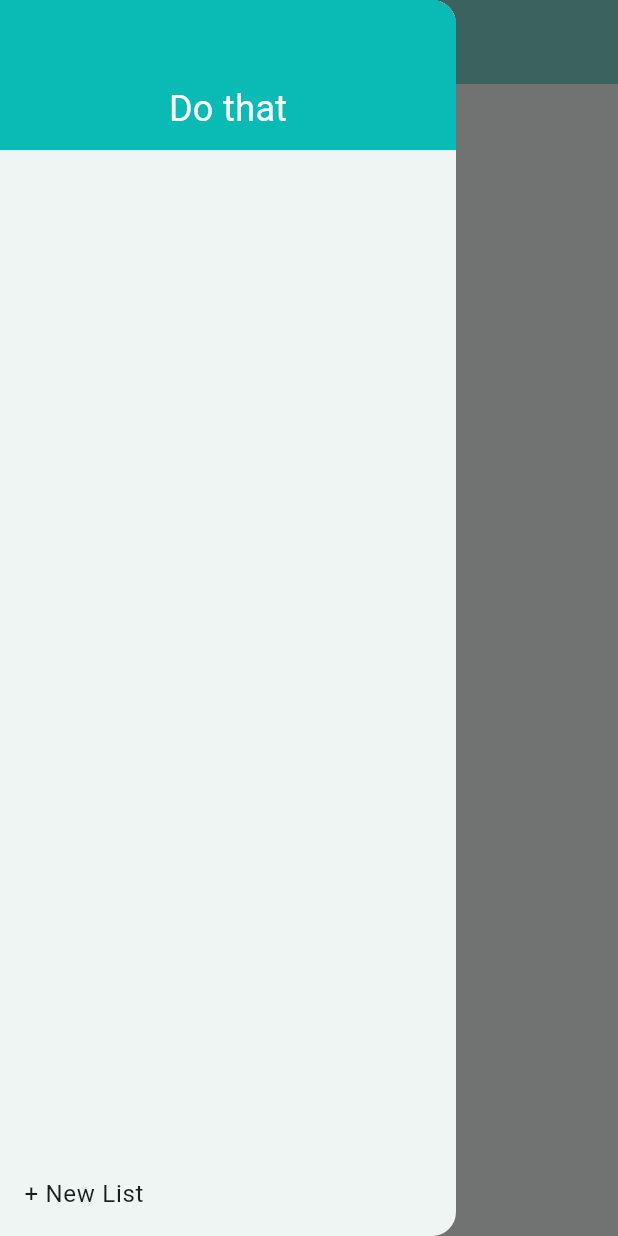
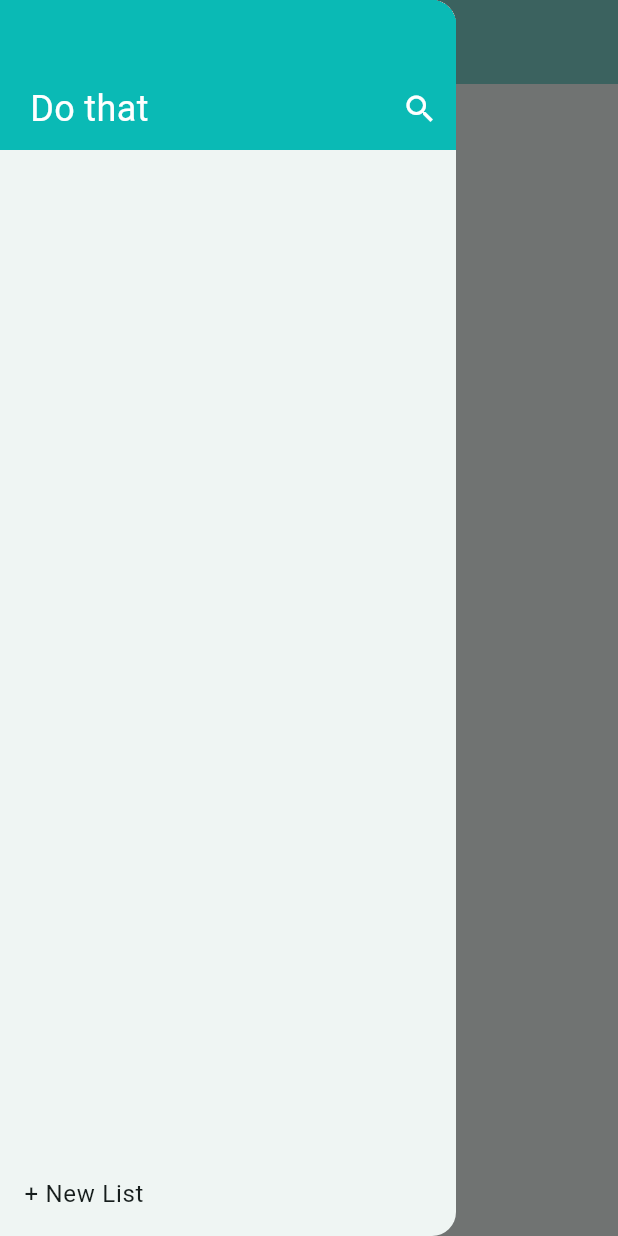
Before and after one commit to kiakalani/DOTHAT, a Flutter app: the screen it shows after launch, with the side drawer open, on a phone screen of 412 x 824 dp. Run offline on Flutter 3.47's test engine with Material 3 defaults, Android fonts, the phone set to English and light mode, and no system bars; our stand-ins replace sqflite, sqflite_common_ffi_web; accounts and stored records are empty.

Commit message:
added search page

```diff
--- a/dothat/lib/home.dart
+++ b/dothat/lib/home.dart
@@ -1,6 +1,7 @@
 import 'package:dothat/storage.dart';
 import 'package:flutter/material.dart';
 import 'taskDetails.dart';
+import 'search.dart';
 
 class HomePage extends StatefulWidget {
   const HomePage({super.key});
@@ -149,7 +150,10 @@ class _HomePageState extends State<HomePage> {
             child: ListView(
               children: [
                 // show list of tasks in a category
-                ...lists.isEmpty ? [] : List.generate(lists[_selectedIndex].tasks.length, (index) {
+                ...lists.isEmpty
+                    ? []
+                    : List.generate(lists[_selectedIndex].tasks.length,
+                        (index) {
                         return ListTile(
                           title: Text(lists[_selectedIndex].tasks[index].name),
                           onTap: () {
@@ -162,7 +166,8 @@ class _HomePageState extends State<HomePage> {
                             );
                           },
                           leading: Checkbox(
-                      value: lists[_selectedIndex].tasks[index].isSelected,
+                            value:
+                                lists[_selectedIndex].tasks[index].isSelected,
                             onChanged: (bool? value) {
                               setState(() {
                                 lists[_selectedIndex].tasks[index].isSelected =
@@ -229,10 +234,7 @@ class _HomePageState extends State<HomePage> {
               });
             },
             child: Text(
-            lists.isNotEmpty
-              ?
-              lists[_selectedIndex].name
-              : '',
+              lists.isNotEmpty ? lists[_selectedIndex].name : '',
               style: TextStyle(fontSize: 24),
             ),
           );
@@ -246,15 +248,33 @@ class _HomePageState extends State<HomePage> {
           Container(
               height: 100,
               color: const Color(0xFF0ABAB5),
-              child: const Padding(
+              child: Padding(
                 padding: EdgeInsets.only(top: 45),
-                  child: Align(
-                    alignment: Alignment.center,
+                child: Row(
+                  mainAxisAlignment: MainAxisAlignment.center,
+                  children: [
+                    const Padding(
+                      padding: EdgeInsets.only(left: 20),
                       child: Text(
                         'Do that',
                         style: TextStyle(color: Colors.white, fontSize: 24),
                       ),
-                  ))),
+                    ),
+                    // push search icon to the right
+                    const Spacer(),
+                    // search icon
+                    IconButton(
+                      icon: const Icon(Icons.search, color: Colors.white),
+                      onPressed: () {
+                        Navigator.push(
+                          context,
+                          MaterialPageRoute(builder: (context) => const SearchPage()),
+                        );
+                      },
+                    ),
+                  ],
+                ),
+              )),
           Expanded(
             child: ListView(
               children: [
```
Also changed, not shown: dothat/lib/search.dart (added, +90 -0 lines). Lines whose indentation alone changed are shown as unchanged.
